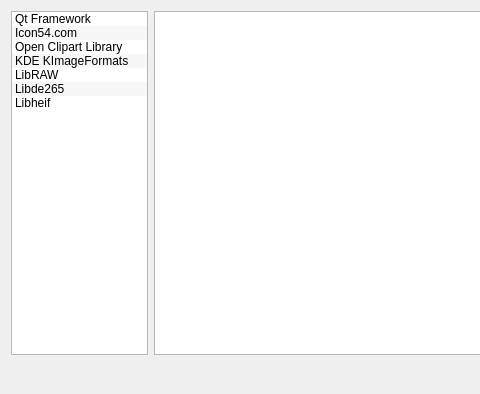
Before: the Qt Designer form src/ui/forms/AboutComponentsDialog.ui in vookimedlo/vooki-image-viewer, drawn with Qt 5; both pictures show x 0 to 480 and y 0 to 394 of the 852 by 394 pixel window.
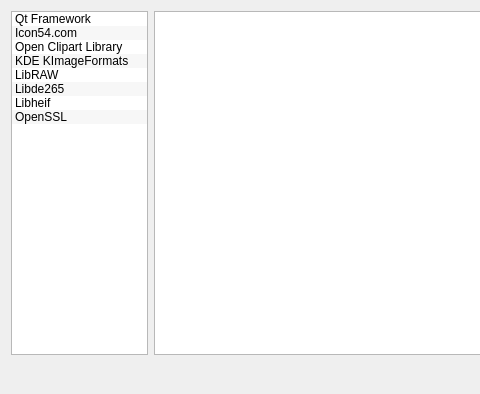
After: the same form once the commit is applied. Icons and pictures are not drawn.

Patch:
```diff
--- a/src/ui/forms/AboutComponentsDialog.ui
+++ b/src/ui/forms/AboutComponentsDialog.ui
@@ -69,6 +69,11 @@
          <string>Libheif</string>
         </property>
        </item>
+       <item>
+        <property name="text">
+         <string>OpenSSL</string>
+        </property>
+       </item>
       </widget>
      </item>
      <item>
```
Left out of the diff: 4 changed lines with no effect on the pictures.
